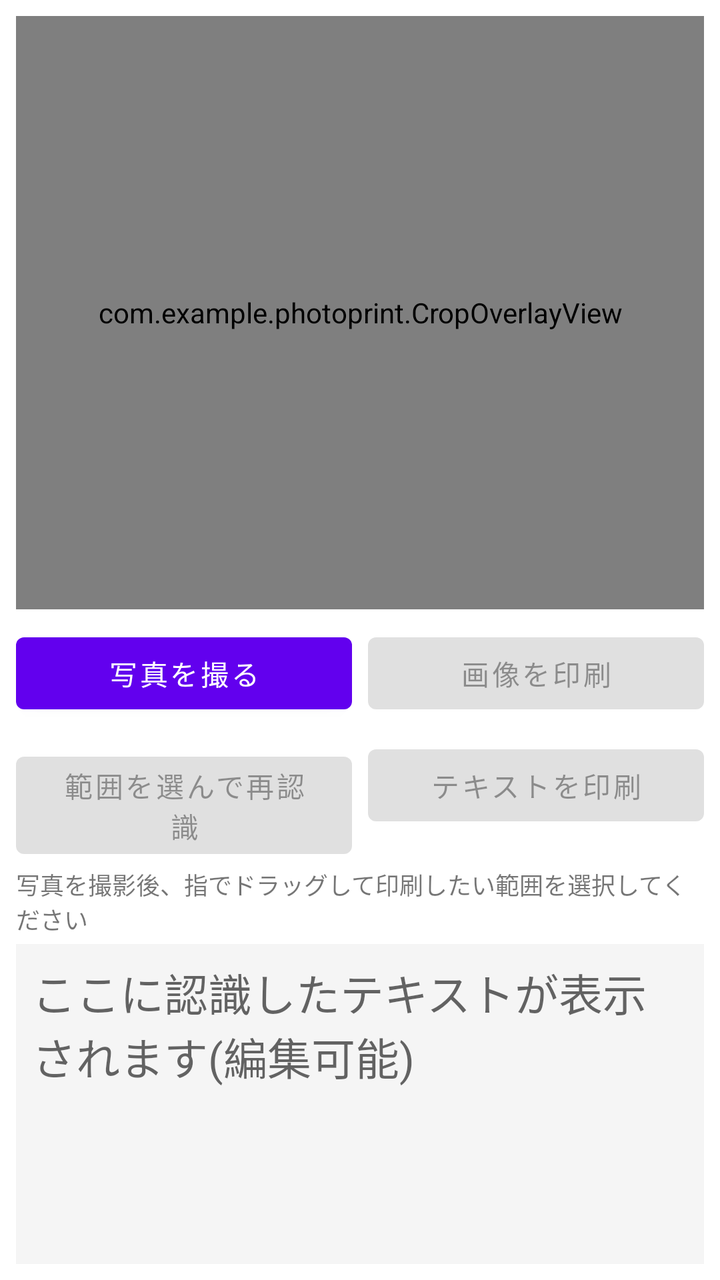
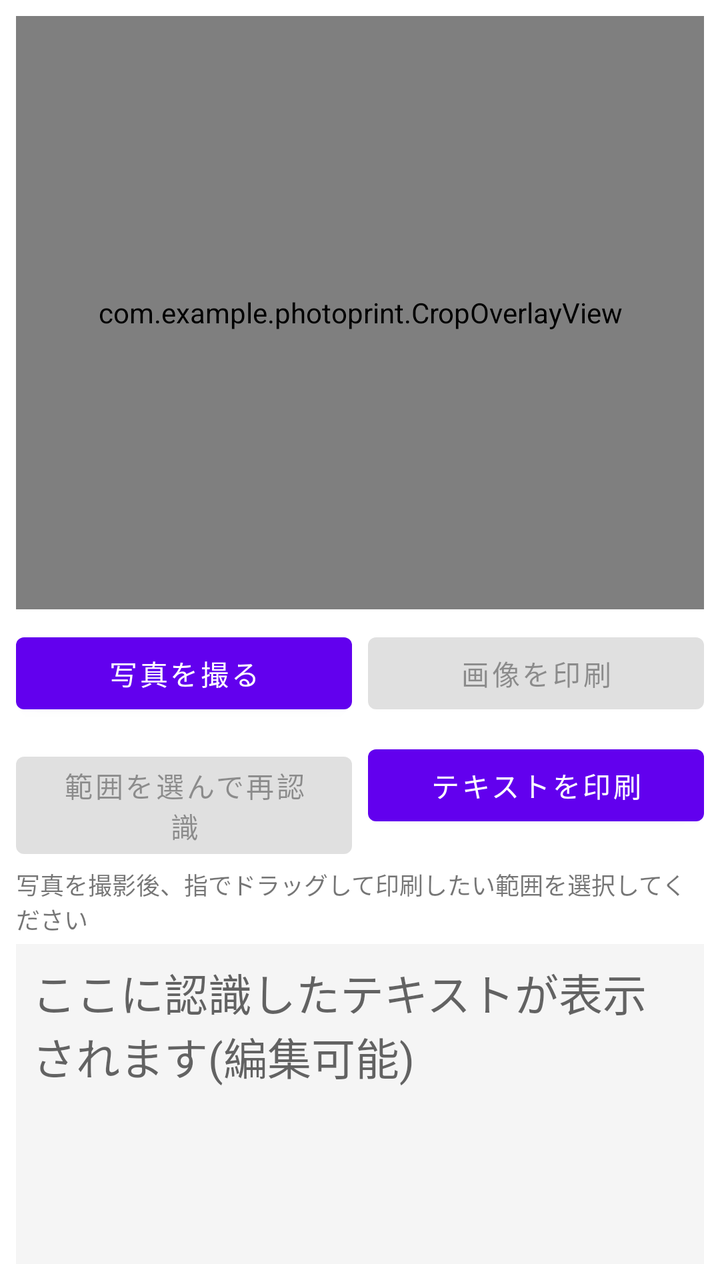

Before-and-after screenshots of an Android layout around one commit, followed by the original layout XML and the change that was made.
<!-- AndroidManifest.xml: application theme Theme.PhotoPrintApp -->
<!-- res/layout/activity_main.xml -->
<?xml version="1.0" encoding="utf-8"?>
<LinearLayout xmlns:android="http://schemas.android.com/apk/res/android"
    android:layout_width="match_parent"
    android:layout_height="match_parent"
    android:orientation="vertical"
    android:padding="8dp">

    
    <FrameLayout
        android:id="@+id/photoContainer"
        android:layout_width="match_parent"
        android:layout_height="0dp"
        android:layout_weight="1"
        android:background="#EEEEEE">

        <ImageView
            android:id="@+id/imageView"
            android:layout_width="match_parent"
            android:layout_height="match_parent"
            android:scaleType="fitCenter"
            android:contentDescription="撮影した写真" />

        <com.example.photoprint.CropOverlayView
            android:id="@+id/cropOverlayView"
            android:layout_width="match_parent"
            android:layout_height="match_parent" />

    </FrameLayout>

    <LinearLayout
        android:layout_width="match_parent"
        android:layout_height="wrap_content"
        android:orientation="horizontal"
        android:layout_marginTop="8dp">

        <Button
            android:id="@+id/btnTakePhoto"
            android:layout_width="0dp"
            android:layout_height="wrap_content"
            android:layout_weight="1"
            android:text="写真を撮る" />

        <Button
            android:id="@+id/btnPrint"
            android:layout_width="0dp"
            android:layout_height="wrap_content"
            android:layout_weight="1"
            android:layout_marginStart="8dp"
            android:enabled="false"
            android:text="画像を印刷" />

    </LinearLayout>

    <LinearLayout
        android:layout_width="match_parent"
        android:layout_height="wrap_content"
        android:orientation="horizontal"
        android:layout_marginTop="8dp">

        <Button
            android:id="@+id/btnOcr"
            android:layout_width="0dp"
            android:layout_height="wrap_content"
            android:layout_weight="1"
            android:enabled="false"
            android:text="範囲を選んで再認識" />

        <Button
            android:id="@+id/btnPrintText"
            android:layout_width="0dp"
            android:layout_height="wrap_content"
            android:layout_weight="1"
            android:layout_marginStart="8dp"
            android:enabled="false"
            android:text="テキストを印刷" />

    </LinearLayout>

    <TextView
        android:id="@+id/tvHint"
        android:layout_width="match_parent"
        android:layout_height="wrap_content"
        android:layout_marginTop="4dp"
        android:text="写真を撮影後、指でドラッグして印刷したい範囲を選択してください"
        android:textSize="12sp" />

    
    <EditText
        android:id="@+id/etRecognizedText"
        android:layout_width="match_parent"
        android:layout_height="160dp"
        android:layout_weight="0"
        android:layout_marginTop="4dp"
        android:background="#F5F5F5"
        android:gravity="top|start"
        android:hint="ここに認識したテキストが表示されます(編集可能)"
        android:padding="8dp"
        android:textSize="22sp" />

</LinearLayout>
<!-- resources referenced by this layout -->
<resources>
  <style name="Theme.PhotoPrintApp" parent="Theme.MaterialComponents.DayNight.NoActionBar" />
</resources>

<!-- the commit's change to res/layout/activity_main.xml (unified diff, before → after) -->
@@ -71,7 +71,6 @@
             android:layout_height="wrap_content"
             android:layout_weight="1"
             android:layout_marginStart="8dp"
-            android:enabled="false"
             android:text="テキストを印刷" />
 
     </LinearLayout>
